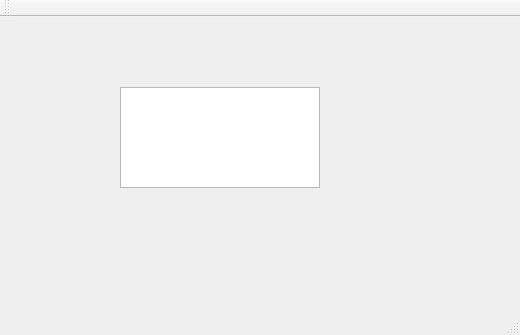
The window that mainwindow.ui (Banadora/tails) describes before a commit, drawn with Qt 5.
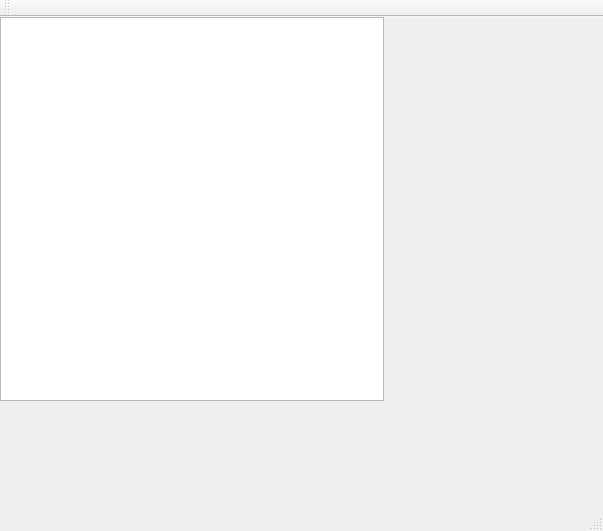
The same window after the commit.

```diff
--- a/mainwindow.ui
+++ b/mainwindow.ui
@@ -6,8 +6,8 @@
    <rect>
     <x>0</x>
     <y>0</y>
-    <width>520</width>
-    <height>335</height>
+    <width>603</width>
+    <height>531</height>
    </rect>
   </property>
   <property name="windowTitle">
@@ -15,29 +15,20 @@
   </property>
   <widget class="QWidget" name="centralWidget">
    <widget class="QGraphicsView" name="view">
-    <property name="enabled">
-     <bool>true</bool>
-    </property>
     <property name="geometry">
      <rect>
-      <x>120</x>
-      <y>70</y>
-      <width>200</width>
-      <height>101</height>
+      <x>0</x>
+      <y>0</y>
+      <width>384</width>
+      <height>384</height>
      </rect>
     </property>
     <property name="sizePolicy">
-     <sizepolicy hsizetype="Expanding" vsizetype="Expanding">
-      <horstretch>0</horstretch>
-      <verstretch>0</verstretch>
+     <sizepolicy hsizetype="Ignored" vsizetype="Ignored">
+      <horstretch>100</horstretch>
+      <verstretch>100</verstretch>
      </sizepolicy>
     </property>
-    <property name="minimumSize">
-     <size>
-      <width>200</width>
-      <height>0</height>
-     </size>
-    </property>
    </widget>
   </widget>
   <widget class="QMenuBar" name="menuBar">
```
Left out of the diff: 2 changed lines with no effect on the pictures.
